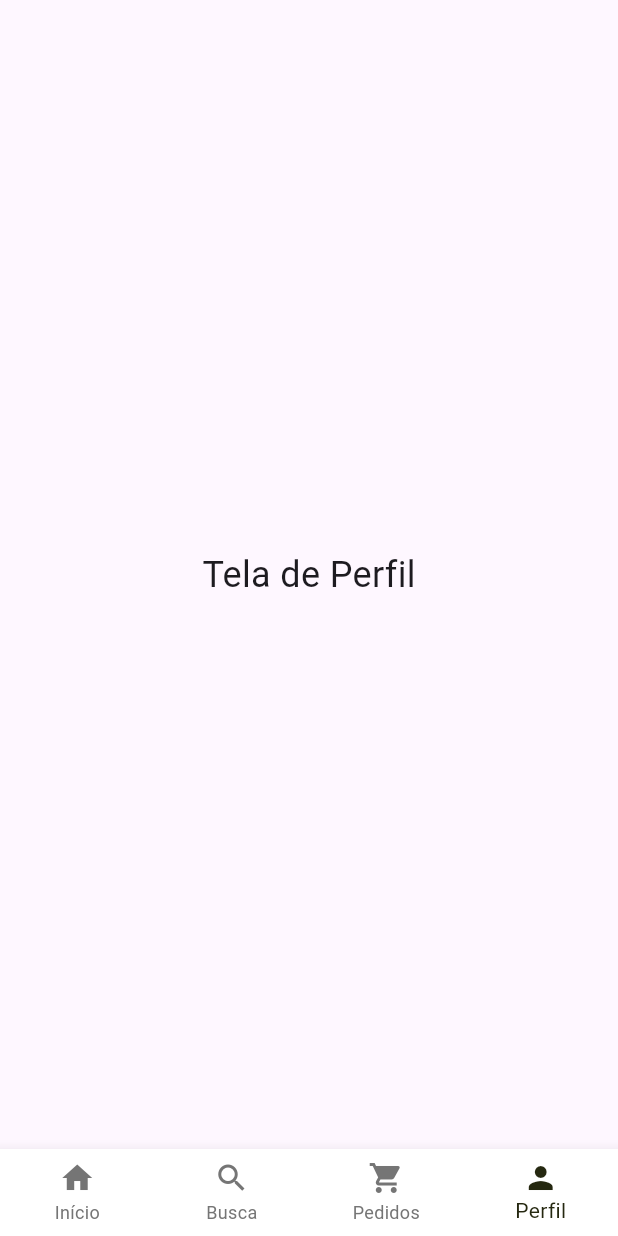
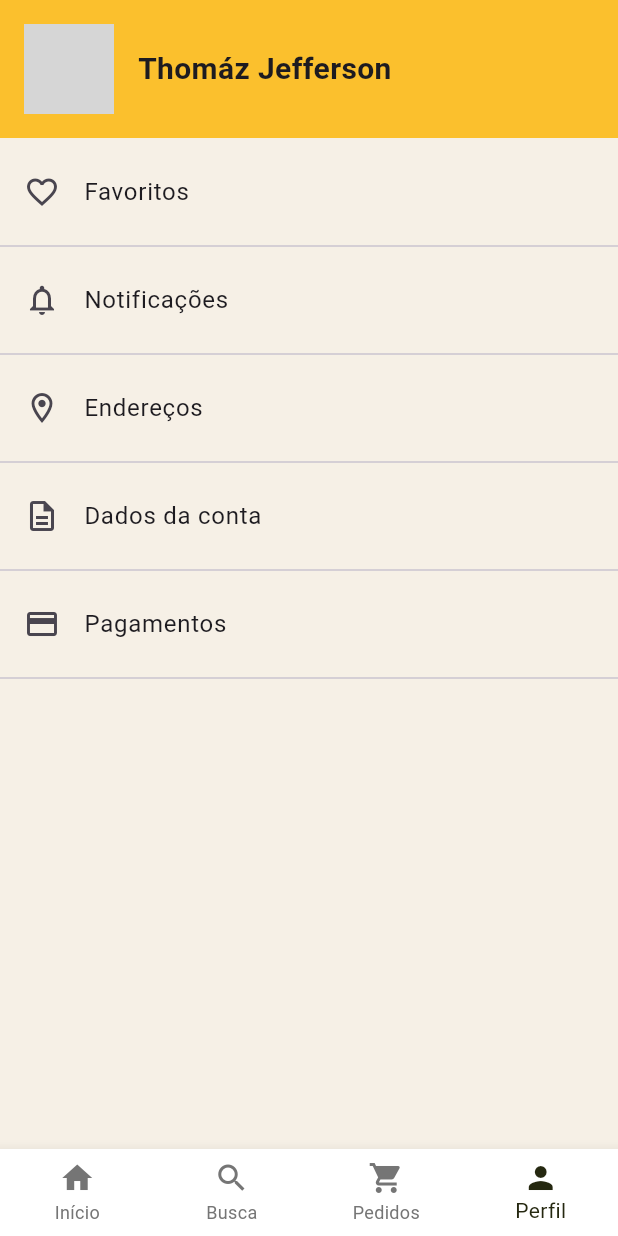
Before and after one commit to thomazataidys/Cardapio-, a Flutter app: the screen it shows after launch, item 4 of the bottom bar chosen, on a phone screen of 412 x 824 dp. Run offline on Flutter 3.47's test engine with Material 3 defaults, Android fonts, the phone set to English and light mode, and no system bars; network calls fail; grey boxes are pictures that could not be loaded.

Commit message:
envio ded alterção de perfil

```diff
--- a/lib/screens/navigationbar_screens/perfil_screen.dart
+++ b/lib/screens/navigationbar_screens/perfil_screen.dart
@@ -1,4 +1,3 @@
-// perfil_screen.dart
 import 'package:flutter/material.dart';
 
 class PerfilScreen extends StatelessWidget {
@@ -6,8 +5,68 @@ class PerfilScreen extends StatelessWidget {
 
   @override
   Widget build(BuildContext context) {
-    return Center(
-      child: Text('Tela de Perfil', style: TextStyle(fontSize: 24)),
+    return Scaffold(
+      backgroundColor: const Color(0xFF252810), // Cor de fundo externa
+      body: SafeArea(
+        child: Column(
+          children: [
+            Container(
+              color: Colors.yellow[700],
+              padding: const EdgeInsets.all(16),
+              child: Row(
+                children: [
+                  const CircleAvatar(
+                    radius: 30,
+                    backgroundImage: NetworkImage(
+                      'https://i.pravatar.cc/150?img=3', // Avatar fictício
+                    ),
+                  ),
+                  const SizedBox(width: 16),
+                  const Text(
+                    'Thomáz Jefferson',
+                    style: TextStyle(fontSize: 20, fontWeight: FontWeight.bold),
+                  ),
+                ],
+              ),
+            ),
+            Expanded(
+              child: Container(
+                color: const Color(0xFFF6F0E6), // Cor do fundo interno
+                child: ListView(
+                  padding: const EdgeInsets.symmetric(vertical: 8),
+                  children: const [
+                    ListTile(
+                      leading: Icon(Icons.favorite_border),
+                      title: Text('Favoritos'),
+                    ),
+                    Divider(),
+                    ListTile(
+                      leading: Icon(Icons.notifications_none),
+                      title: Text('Notificações'),
+                    ),
+                    Divider(),
+                    ListTile(
+                      leading: Icon(Icons.location_on_outlined),
+                      title: Text('Endereços'),
+                    ),
+                    Divider(),
+                    ListTile(
+                      leading: Icon(Icons.description_outlined),
+                      title: Text('Dados da conta'),
+                    ),
+                    Divider(),
+                    ListTile(
+                      leading: Icon(Icons.credit_card_outlined),
+                      title: Text('Pagamentos'),
+                    ),
+                    Divider(),
+                  ],
+                ),
+              ),
+            ),
+          ],
+        ),
+      ),
     );
   }
 }
```
